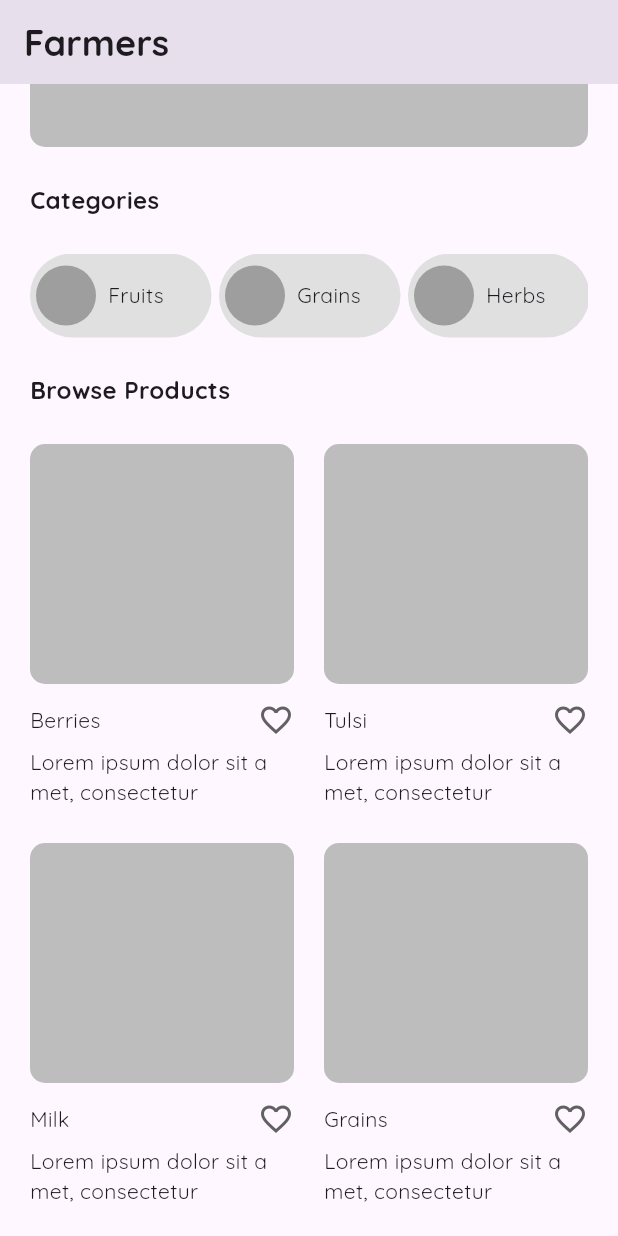
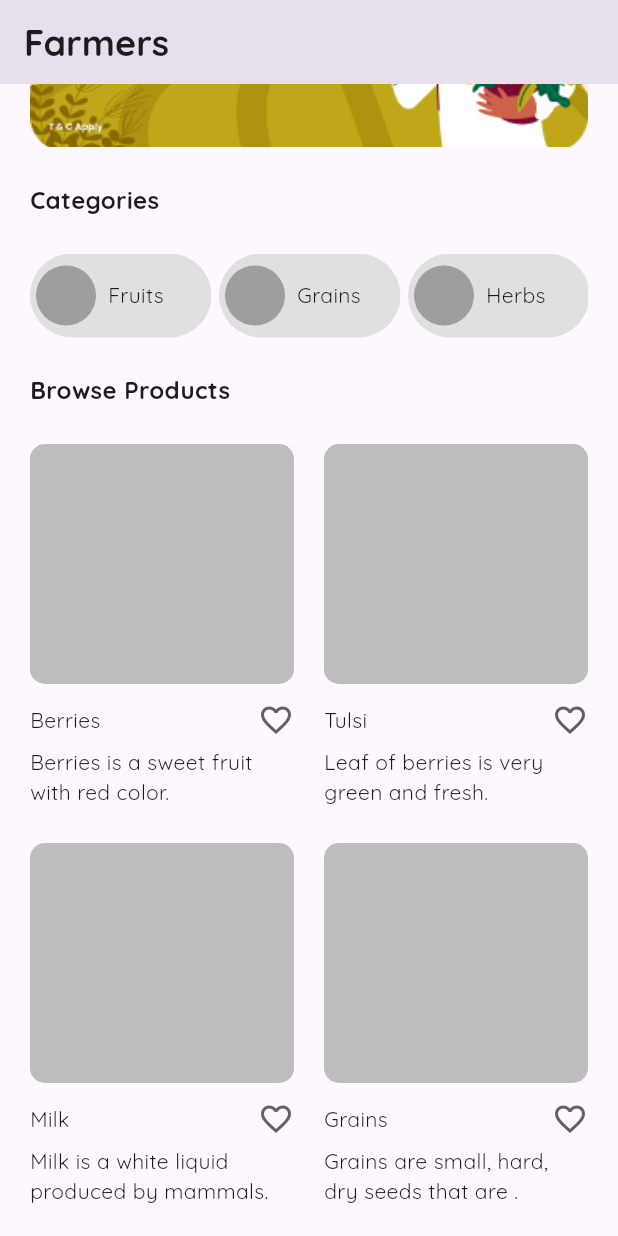
Before and after one commit to alHerys/1st-Workshop-Raion, a Flutter app: the screen it shows after launch, scrolled down 198 dp, on a phone screen of 412 x 824 dp. Run offline on Flutter 3.47's test engine with Material 3 defaults, Android fonts, the phone set to English and light mode, and no system bars; our stand-ins replace google_fonts.

Commit message:
implementing image

```diff
--- a/lib/level3/home_page_3.dart
+++ b/lib/level3/home_page_3.dart
@@ -37,7 +37,10 @@ class HomePage3 extends StatelessWidget {
                 width: double.infinity,
                 height: 160,
                 decoration: BoxDecoration(
-                  color: Colors.grey.shade400,
+                  image: DecorationImage(
+                    image: AssetImage('assets/hero.png'),
+                    fit: .cover,
+                  ),
                   borderRadius: .circular(10),
                 ),
               ),
@@ -69,11 +72,11 @@ class HomePage3 extends StatelessWidget {
                 children: [
                   ProductCard(
                     title: 'Berries',
-                    description: 'Lorem ipsum dolor sit a met, consectetur',
+                    description: 'Berries is a sweet fruit with red color.',
                   ),
                   ProductCard(
                     title: 'Tulsi',
-                    description: 'Lorem ipsum dolor sit a met, consectetur',
+                    description: 'Leaf of berries is very green and fresh.',
                   ),
                 ],
               ),
@@ -82,11 +85,11 @@ class HomePage3 extends StatelessWidget {
                 children: [
                   ProductCard(
                     title: 'Milk',
-                    description: 'Lorem ipsum dolor sit a met, consectetur',
+                    description: 'Milk is a white liquid produced by mammals.',
                   ),
                   ProductCard(
                     title: 'Grains',
-                    description: 'Lorem ipsum dolor sit a met, consectetur',
+                    description: 'Grains are small, hard, dry seeds that are .',
                   ),
                 ],
               ),
--- a/pubspec.yaml
+++ b/pubspec.yaml
@@ -59,8 +59,8 @@ flutter:
   uses-material-design: true
 
   # To add assets to your application, add an assets section, like this:
-  # assets:
-  #   - images/a_dot_burr.jpeg
+  assets:
+    - assets/hero.png
   #   - images/a_dot_ham.jpeg
 
   # An image asset can refer to one or more resolution-specific "variants", see
```
Also changed, not shown: assets/hero.png (added).
